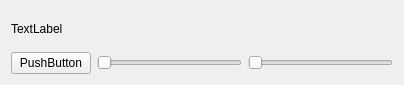
Above: content.ui from 0verwritten/player before the change. Below: the same form after it.
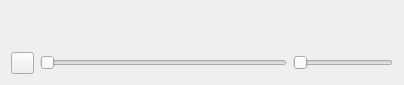
That is the form after the change.

The edit to the form file:
```diff
--- a/content.ui
+++ b/content.ui
@@ -23,6 +23,12 @@
    </item>
    <item row="1" column="2">
     <widget class="QSlider" name="horizontalSlider_2">
+     <property name="maximumSize">
+      <size>
+       <width>100</width>
+       <height>16777215</height>
+      </size>
+     </property>
      <property name="orientation">
       <enum>Qt::Horizontal</enum>
      </property>
@@ -30,15 +36,21 @@
    </item>
    <item row="1" column="0">
     <widget class="QPushButton" name="pushButton">
+     <property name="maximumSize">
+      <size>
+       <width>23</width>
+       <height>16777215</height>
+      </size>
+     </property>
      <property name="text">
-      <string>PushButton</string>
+      <string/>
      </property>
     </widget>
    </item>
    <item row="0" column="0" colspan="3">
     <widget class="QLabel" name="label">
      <property name="text">
-      <string>TextLabel</string>
+      <string/>
      </property>
     </widget>
    </item>
```
